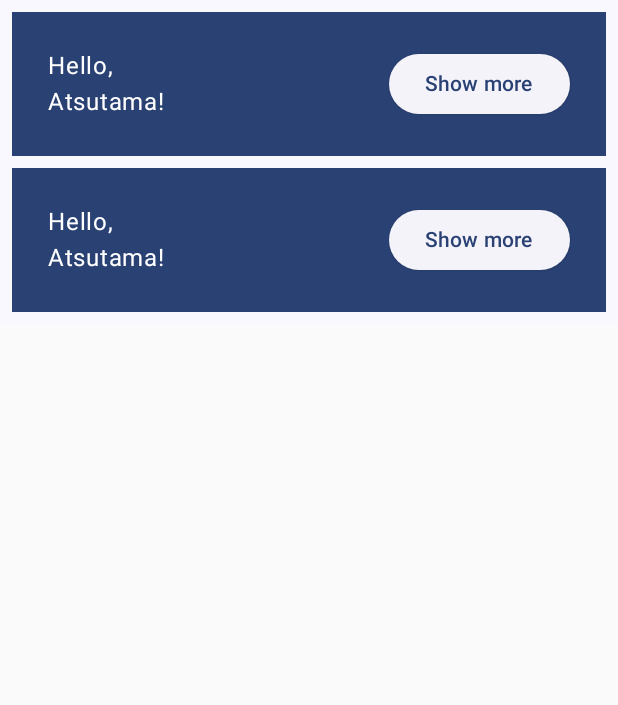
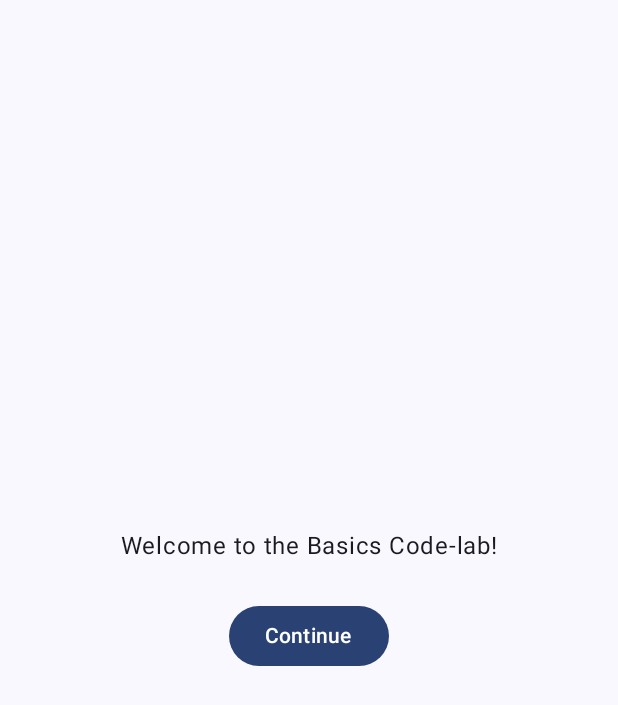
Before and after one commit to atsutama2/AppAndroid, an Android app built with Jetpack Compose: the screen it shows after launch (MainActivity), on a phone screen of 412 x 824 dp. Shown: the top 705 px of the screen. Run offline under Robolectric (Android 15) with nearby library versions, the phone set to English and light mode, and no system bars.

Commit message:
状態ホイスティング

```diff
--- a/app/src/main/java/jp/co/atsutama2/app_android/MainActivity.kt
+++ b/app/src/main/java/jp/co/atsutama2/app_android/MainActivity.kt
@@ -3,18 +3,22 @@ package jp.co.atsutama2.app_android
 import android.os.Bundle
 import androidx.activity.ComponentActivity
 import androidx.activity.compose.setContent
+import androidx.compose.foundation.layout.Arrangement
 import androidx.compose.foundation.layout.Column
 import androidx.compose.foundation.layout.Row
 import androidx.compose.foundation.layout.fillMaxSize
-import androidx.compose.foundation.layout.fillMaxWidth
 import androidx.compose.foundation.layout.padding
+import androidx.compose.material3.Button
 import androidx.compose.material3.ElevatedButton
 import androidx.compose.material3.MaterialTheme
 import androidx.compose.material3.Surface
 import androidx.compose.material3.Text
 import androidx.compose.runtime.Composable
+import androidx.compose.runtime.getValue
 import androidx.compose.runtime.mutableStateOf
 import androidx.compose.runtime.remember
+import androidx.compose.runtime.setValue
+import androidx.compose.ui.Alignment
 import androidx.compose.ui.Modifier
 import androidx.compose.ui.tooling.preview.Preview
 import androidx.compose.ui.unit.dp
@@ -25,7 +29,6 @@ class MainActivity : ComponentActivity() {
         super.onCreate(savedInstanceState)
         setContent {
             App_androidTheme {
-                // A surface container using the 'background' color from the theme
                 Surface {
                     MyApp()
                 }
@@ -35,19 +38,42 @@ class MainActivity : ComponentActivity() {
 }
 
 @Composable
-fun MyApp(
-    modifier: Modifier = Modifier,
-    names: List<String> = listOf("World", "Compose")
-) {
-    Column(modifier = modifier.padding(vertical = 4.dp)) {
-        for (name in names) {
-            Greeting(name = name)
+fun MyApp(modifier: Modifier = Modifier) {
+    var shouldShowOnboarding by remember { mutableStateOf(true) }
+
+    Surface(modifier) {
+        if (shouldShowOnboarding) {
+            OnboardingScreen(onContinueClicked = { shouldShowOnboarding = false })
+        } else {
+            Greetings()
         }
     }
 }
 
 @Composable
-fun Greeting(name: String) {
+fun OnboardingScreen(
+    onContinueClicked: () -> Unit,
+    modifier: Modifier = Modifier
+) {
+
+    Column(
+        modifier = modifier.fillMaxSize(),
+        verticalArrangement = Arrangement.Center,
+        horizontalAlignment = Alignment.CenterHorizontally
+    ) {
+        Text("Welcome to the Basics Code-lab!")
+        Button(
+            modifier = Modifier
+                .padding(vertical = 24.dp),
+            onClick = onContinueClicked
+        ) {
+            Text("Continue")
+        }
+    }
+}
+
+@Composable
+fun Greeting() {
     val expanded = remember { mutableStateOf(false) }
     val extraPadding = if (expanded.value) 48.dp else 0.dp
 
@@ -72,6 +98,25 @@ fun Greeting(name: String) {
     }
 }
 
+@Composable
+private fun Greetings(
+    modifier: Modifier = Modifier,
+    names: List<String> = listOf("World", "Compose")
+) {
+    Column(modifier = modifier.padding(vertical = 4.dp)) {
+        for (name in names) {
+            Greeting()
+        }
+    }
+}
+
+@Preview(showBackground = true, widthDp = 320, heightDp = 320)
+@Composable
+fun OnboardingPreview() {
+    App_androidTheme {
+        OnboardingScreen(onContinueClicked = {}) // Do nothing on click.
+    }
+}
 
 @Preview
 @Composable
@@ -100,51 +145,10 @@ fun GreetingPreview() {
     }
 }
 
-//@Composable
-//fun Greeting(name: String) {
-//    Surface(color = MaterialTheme.colorScheme.primary) {
-//        Text (text = "Hello $name!", Modifier.padding(24.dp))
-//    }
-//}
-
-//@Composable
-//private fun MyApp(modifier: Modifier = Modifier) {
-//    Surface(
-//        modifier = modifier,
-//        color = MaterialTheme.colorScheme.background
-//    ) {
-//        Greeting("Android TV")
-//    }
-//}
-
-//@Preview(showBackground = true , name = "Text Android")
-//@Composable
-//fun GreetingAndroidPreview() {
-//    App_androidTheme {
-//        Greeting("Android")
-//    }
-//}
-
-//@Preview(showBackground = true, name = "Text iOS")
-//@Composable
-//fun GreetingIosPreview() {
-//    App_androidTheme {
-//        Greeting("iOS")
-//    }
-//}
-
-//@Preview(showBackground = true, widthDp = 320)
-//@Composable
-//fun Default1Preview() {
-//    App_androidTheme {
-//        MyApp()
-//    }
-//}
-//
-//@Preview(showBackground = true)
-//@Composable
-//fun Default2Preview() {
-//    App_androidTheme {
-//        MyApp()
-//    }
-//}
+@Preview(showBackground = true, widthDp = 320)
+@Composable
+private fun GreetingsPreview() {
+    App_androidTheme {
+        Greetings()
+    }
+}
```
